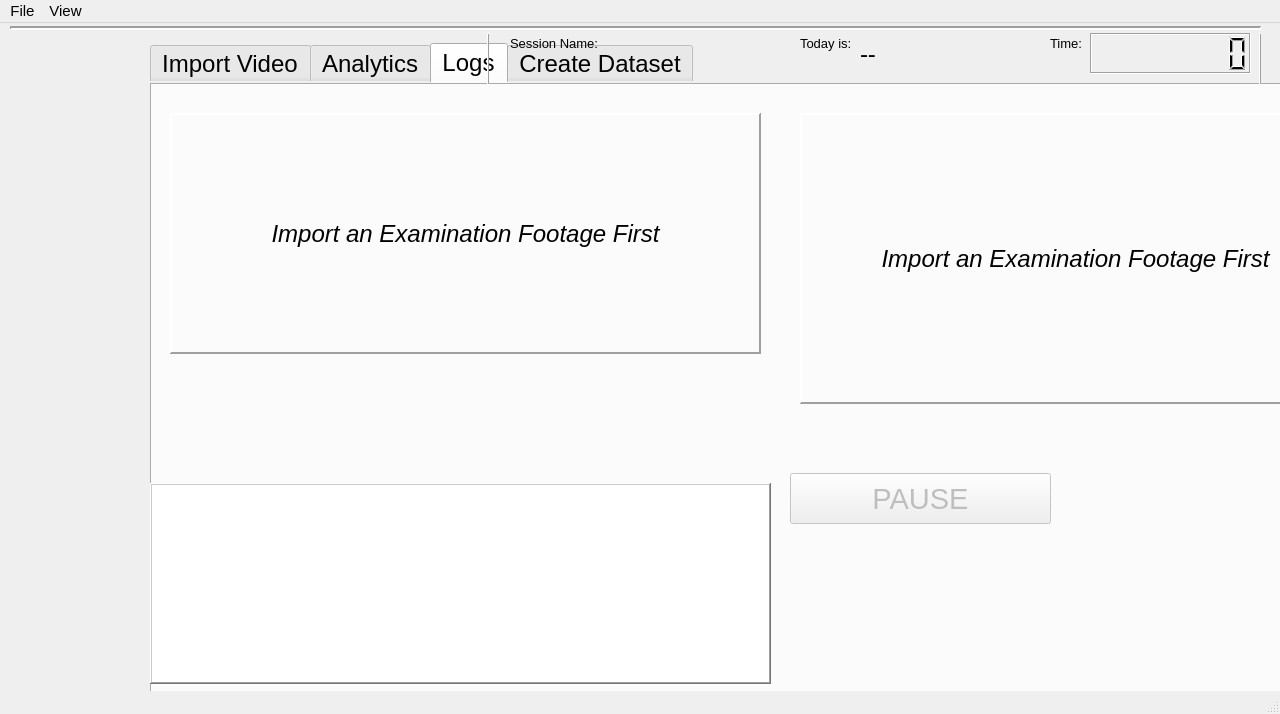
Old version of the form QTDESIGNER INTERFACES/MAIN-WINDOW-FINAL-DESIGN.ui in the repository peteskylight/WORKING_THESIS.
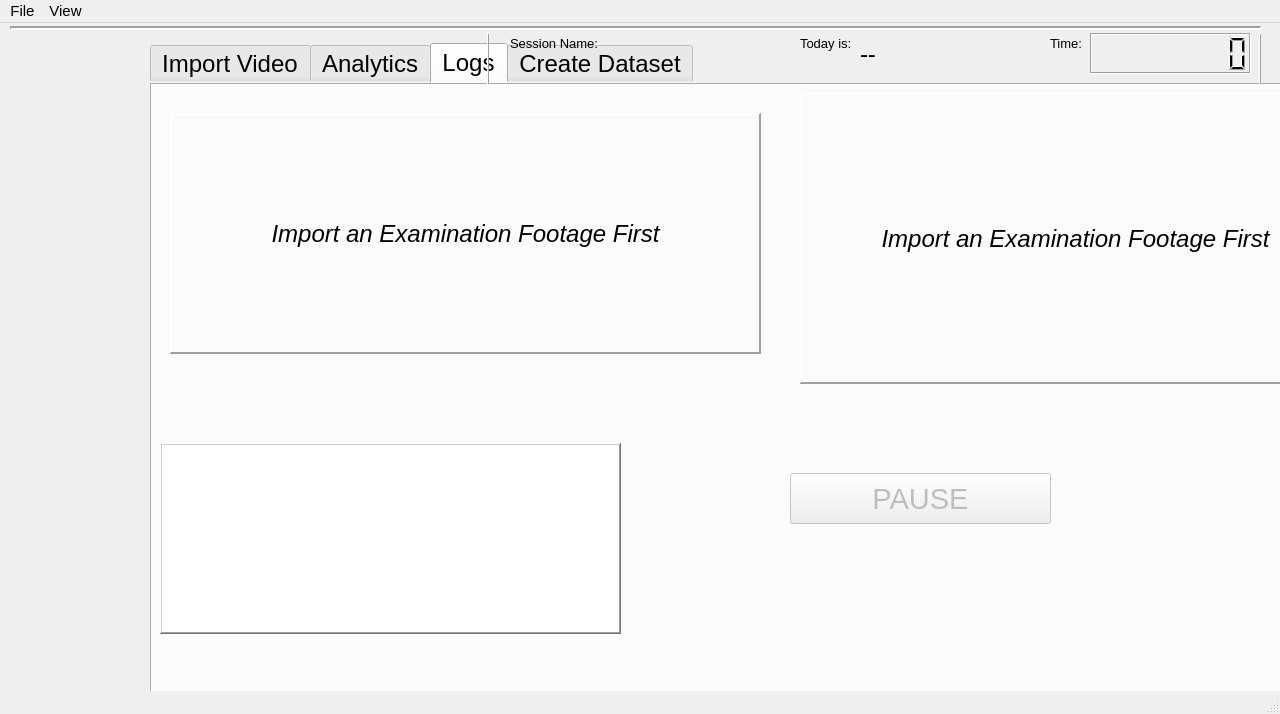
New version of the form.

Commit message:
Logs tab update
almost working tho interferes with analytics tab might seperate the 2 variables

```diff
--- a/QTDESIGNER INTERFACES/MAIN-WINDOW-FINAL-DESIGN.ui
+++ b/QTDESIGNER INTERFACES/MAIN-WINDOW-FINAL-DESIGN.ui
@@ -1370,7 +1370,7 @@
       <property name="geometry">
        <rect>
         <x>650</x>
-        <y>30</y>
+        <y>10</y>
         <width>551</width>
         <height>291</height>
        </rect>
@@ -1421,10 +1421,10 @@
      <widget class="QGraphicsView" name="DataChart_2">
       <property name="geometry">
        <rect>
-        <x>0</x>
-        <y>400</y>
-        <width>621</width>
-        <height>201</height>
+        <x>10</x>
+        <y>360</y>
+        <width>461</width>
+        <height>191</height>
        </rect>
       </property>
       <property name="frameShape">
```
The commit also changes 4 other files.
